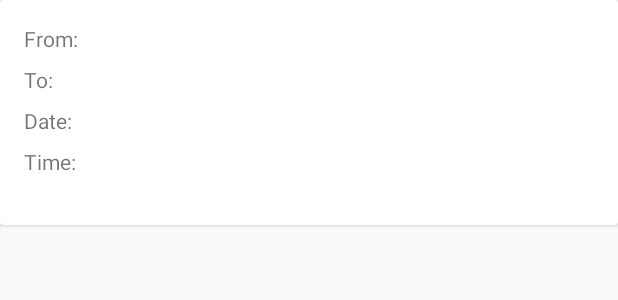
After one commit to ConorH99/AndroidFlightBookingApp, an Android app: the layout booked_flights_card.xml on its own in the app's theme, with its tools: preview values and no code run, on a phone screen of 412 x 824 dp. The commit adds this screen. Shown: the top 300 px of the screen. Run offline under Robolectric (Android 15) with nearby library versions, the phone set to English and light mode, and no system bars.

Commit message:
Added ability to swipe to see booked tickets

```diff
--- a/app/src/main/java/com/aireire/app/AppDatabase.java
+++ b/app/src/main/java/com/aireire/app/AppDatabase.java
@@ -25,6 +25,7 @@ public abstract class AppDatabase extends RoomDatabase {
     public abstract UserDao userDao();
     public abstract FlightDao flightDao();
     public abstract UserFlightDao userFlightDao();
+    public abstract BookedFlightDao bookedFlightDao();
 
     public synchronized static AppDatabase getInstance(Context context) {
         if (databaseInstance == null) {
--- /dev/null
+++ b/app/src/main/res/layout/booked_flights_card.xml
@@ -0,0 +1,91 @@
+<?xml version="1.0" encoding="utf-8"?>
+<androidx.cardview.widget.CardView xmlns:android="http://schemas.android.com/apk/res/android"
+    xmlns:app="http://schemas.android.com/apk/res-auto"
+    xmlns:tools="http://schemas.android.com/tools"
+    android:id="@+id/booking_detail_card"
+    android:layout_width="match_parent"
+    android:layout_height="150dp">
+
+    <androidx.constraintlayout.widget.ConstraintLayout
+        android:layout_width="match_parent"
+        android:layout_height="match_parent">
+
+
+        <TextView
+            android:id="@+id/from_label_recycler"
+            android:layout_width="wrap_content"
+            android:layout_height="wrap_content"
+            android:layout_marginStart="16dp"
+            android:layout_marginTop="16dp"
+            android:text="@string/from_text"
+            app:layout_constraintStart_toStartOf="parent"
+            app:layout_constraintTop_toTopOf="parent" />
+
+        <TextView
+            android:id="@+id/to_label_recycler"
+            android:layout_width="wrap_content"
+            android:layout_height="wrap_content"
+            android:layout_marginStart="16dp"
+            android:layout_marginTop="8dp"
+            android:text="@string/to_text"
+            app:layout_constraintStart_toStartOf="parent"
+            app:layout_constraintTop_toBottomOf="@+id/from_label_recycler" />
+
+        <TextView
+            android:id="@+id/date_label_recycler"
+            android:layout_width="wrap_content"
+            android:layout_height="wrap_content"
+            android:layout_marginStart="16dp"
+            android:layout_marginTop="8dp"
+            android:text="@string/date_text"
+            app:layout_constraintStart_toStartOf="parent"
+            app:layout_constraintTop_toBottomOf="@+id/to_label_recycler" />
+
+        <TextView
+            android:id="@+id/time_label_recycler"
+            android:layout_width="wrap_content"
+            android:layout_height="wrap_content"
+            android:layout_marginStart="16dp"
+            android:layout_marginTop="8dp"
+            android:text="@string/time_text"
+            app:layout_constraintStart_toStartOf="parent"
+            app:layout_constraintTop_toBottomOf="@+id/date_label_recycler" />
+
+        <TextView
+            android:id="@+id/from_details_recycler"
+            android:layout_width="wrap_content"
+            android:layout_height="wrap_content"
+            android:layout_marginStart="61dp"
+            android:layout_marginTop="16dp"
+            app:layout_constraintStart_toEndOf="@+id/from_label_recycler"
+            app:layout_constraintTop_toTopOf="parent" />
+
+        <TextView
+            android:id="@+id/to_details_recycler"
+            android:layout_width="wrap_content"
+            android:layout_height="wrap_content"
+            android:layout_marginStart="78dp"
+            android:layout_marginTop="43dp"
+            app:layout_constraintStart_toEndOf="@+id/to_label_recycler"
+            app:layout_constraintTop_toTopOf="parent" />
+
+        <TextView
+            android:id="@+id/date_details_recycler"
+            android:layout_width="wrap_content"
+            android:layout_height="wrap_content"
+            android:layout_marginStart="64dp"
+            android:layout_marginTop="71dp"
+            app:layout_constraintStart_toEndOf="@+id/date_label_recycler"
+            app:layout_constraintTop_toTopOf="parent" />
+
+        <TextView
+            android:id="@+id/time_details_recycler"
+            android:layout_width="wrap_content"
+            android:layout_height="wrap_content"
+            android:layout_marginStart="62dp"
+            android:layout_marginTop="98dp"
+            app:layout_constraintStart_toEndOf="@+id/time_label_recycler"
+            app:layout_constraintTop_toTopOf="parent" />
+    </androidx.constraintlayout.widget.ConstraintLayout>
+
+</androidx.cardview.widget.CardView>
```
Also changed, not shown: app/src/main/java/com/aireire/app/AccountHomeActivity.java (+32 -7 lines), app/src/main/java/com/aireire/app/BookedFlight.java (added, +9 -0 lines), app/src/main/java/com/aireire/app/BookedFlightDao.java (added, +11 -0 lines), app/src/main/java/com/aireire/app/BookedFlightsAdapter.java (added, +54 -0 lines), app/src/main/java/com/aireire/app/BookedFlightsFragment.java (added, +36 -0 lines), app/src/main/res/layout/activity_account_home.xml (+4 -6 lines), app/src/main/res/layout/fragment_booked_flights.xml (added, +12 -0 lines).
